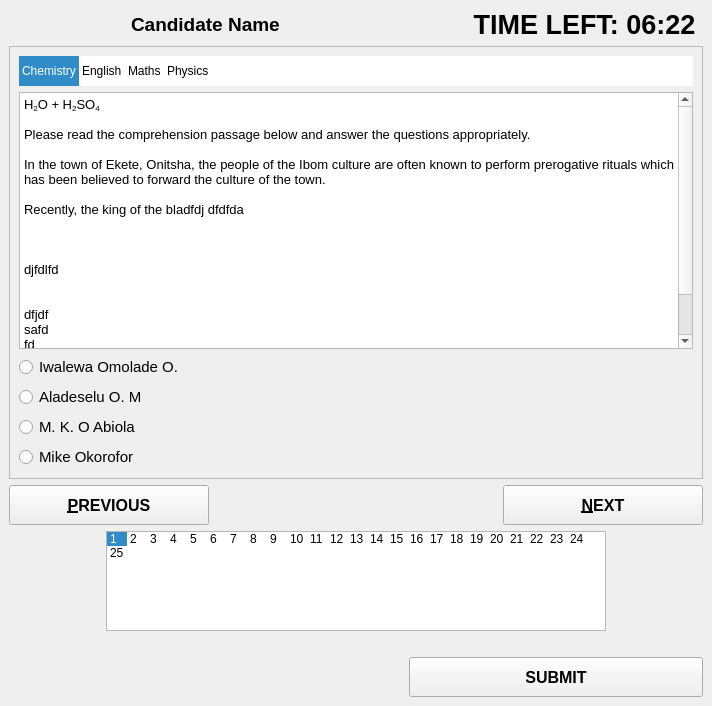
Above: mainwindow.ui from joshajiniran/CBTE-Qt before the change. Below: the same form after it.
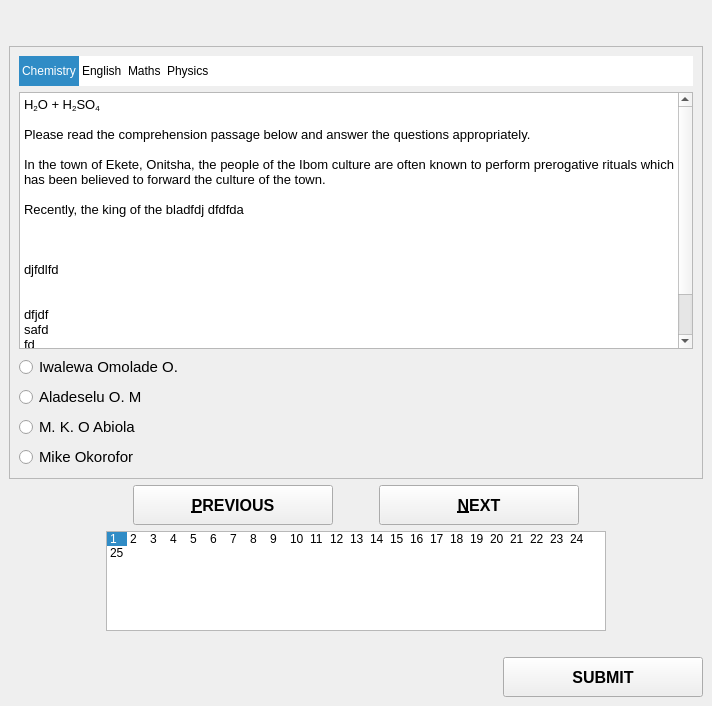
That is the form after the change. Icons and pictures are not drawn.

The edit to the form file:
```diff
--- a/mainwindow.ui
+++ b/mainwindow.ui
@@ -1139,7 +1139,7 @@
          </font>
         </property>
         <property name="text">
-         <string>Candidate Name</string>
+         <string/>
         </property>
         <property name="alignment">
          <set>Qt::AlignLeading|Qt::AlignLeft|Qt::AlignVCenter</set>
@@ -1177,7 +1177,7 @@
 }</string>
         </property>
         <property name="text">
-         <string>TIME LEFT: 06:22 </string>
+         <string/>
         </property>
         <property name="alignment">
          <set>Qt::AlignRight|Qt::AlignTrailing|Qt::AlignVCenter</set>
@@ -1337,6 +1337,19 @@
     </item>
     <item>
      <layout class="QHBoxLayout" name="horizontalLayout_6">
+      <item>
+       <spacer name="horizontalSpacer_18">
+        <property name="orientation">
+         <enum>Qt::Horizontal</enum>
+        </property>
+        <property name="sizeHint" stdset="0">
+         <size>
+          <width>40</width>
+          <height>20</height>
+         </size>
+        </property>
+       </spacer>
+      </item>
       <item>
        <widget class="QPushButton" name="prevBtn">
         <property name="sizePolicy">
@@ -1368,6 +1381,9 @@
         <property name="orientation">
          <enum>Qt::Horizontal</enum>
         </property>
+        <property name="sizeType">
+         <enum>QSizePolicy::Maximum</enum>
+        </property>
         <property name="sizeHint" stdset="0">
          <size>
           <width>40</width>
@@ -1402,6 +1418,19 @@
         </property>
        </widget>
       </item>
+      <item>
+       <spacer name="horizontalSpacer_19">
+        <property name="orientation">
+         <enum>Qt::Horizontal</enum>
+        </property>
+        <property name="sizeHint" stdset="0">
+         <size>
+          <width>40</width>
+          <height>20</height>
+         </size>
+        </property>
+       </spacer>
+      </item>
      </layout>
     </item>
     <item>
@@ -1674,7 +1703,7 @@
          <enum>Qt::Horizontal</enum>
         </property>
         <property name="sizeType">
-         <enum>QSizePolicy::Maximum</enum>
+         <enum>QSizePolicy::Expanding</enum>
         </property>
         <property name="sizeHint" stdset="0">
          <size>
@@ -1700,7 +1729,7 @@
         </property>
         <property name="maximumSize">
          <size>
-          <width>400</width>
+          <width>500</width>
           <height>16777215</height>
          </size>
         </property>
```
